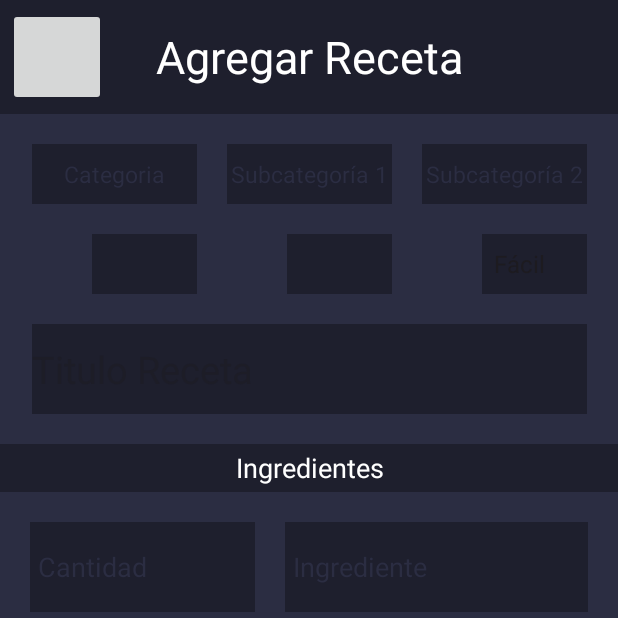
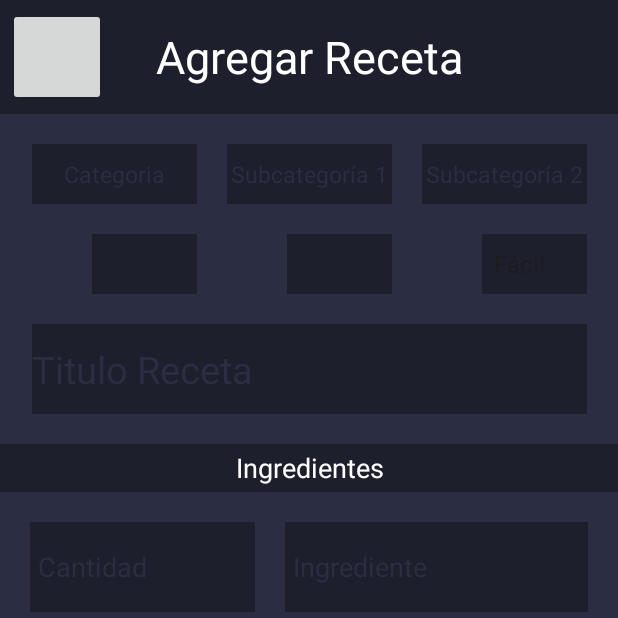
Before and after one commit to Bfdiego/RecetApp, an Android app: the CreateRecipeActivity screen opened directly, with no data from a screen before it, on a phone screen of 412 x 824 dp, the top half of it. Run offline under Robolectric (Android 15) with nearby library versions, the phone set to English and light mode, and no system bars; 1 statement that could not run was skipped.

Commit message:
Recipe VIew some changes

```diff
--- a/app/src/main/res/layout/activity_create_recipe.xml
+++ b/app/src/main/res/layout/activity_create_recipe.xml
@@ -158,7 +158,7 @@
                 android:layout_marginTop="20dp"
                 android:hint="Titulo Receta"
                 android:textSize="25sp"
-                android:colorHint="@color/white"
+                android:textColorHint="@color/greyBlue"
                 android:background="@color/darkBlue"/>
 
             <TextView
--- a/app/src/main/res/values/colors.xml
+++ b/app/src/main/res/values/colors.xml
@@ -5,7 +5,7 @@
     <color name="darkRed">#D90429</color>
     <color name="darkBlue">#1E1F2D</color>
     <color name="greyBlue">#2B2D42</color>
-    <color name="blue">#2B2D42</color>
+    <color name="Blue">#2B2D42</color>
     <color name="grey">#9A9AA6</color>
 
 </resources>
```
Also changed, not shown: app/src/main/AndroidManifest.xml (+9 -6 lines).
